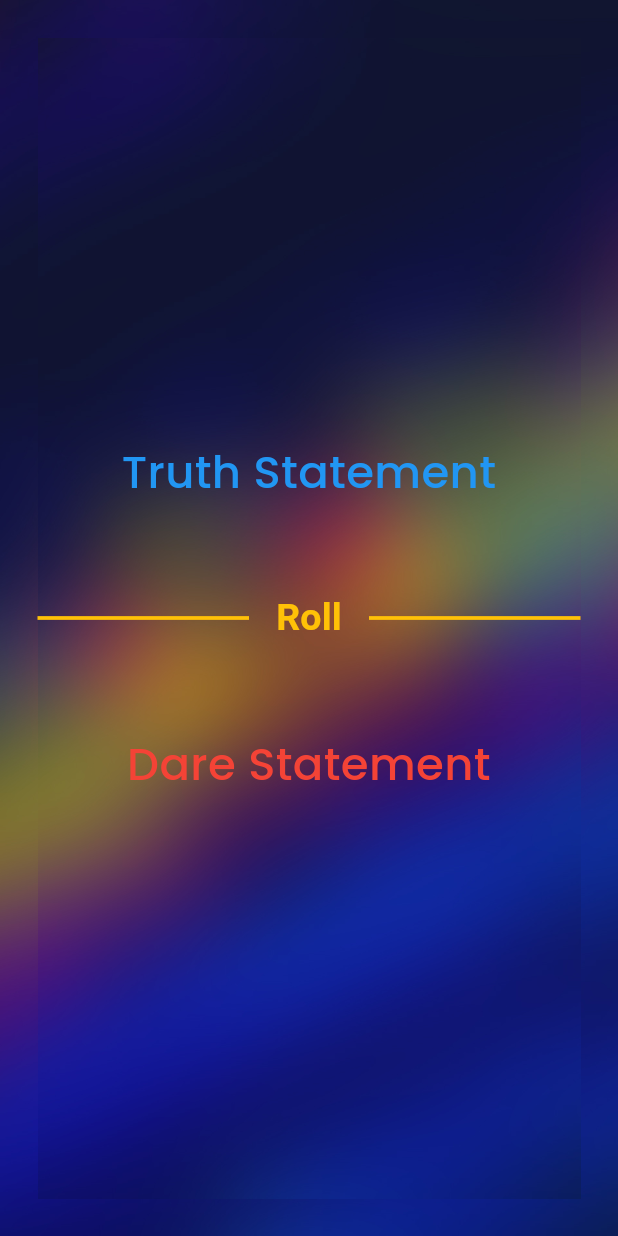
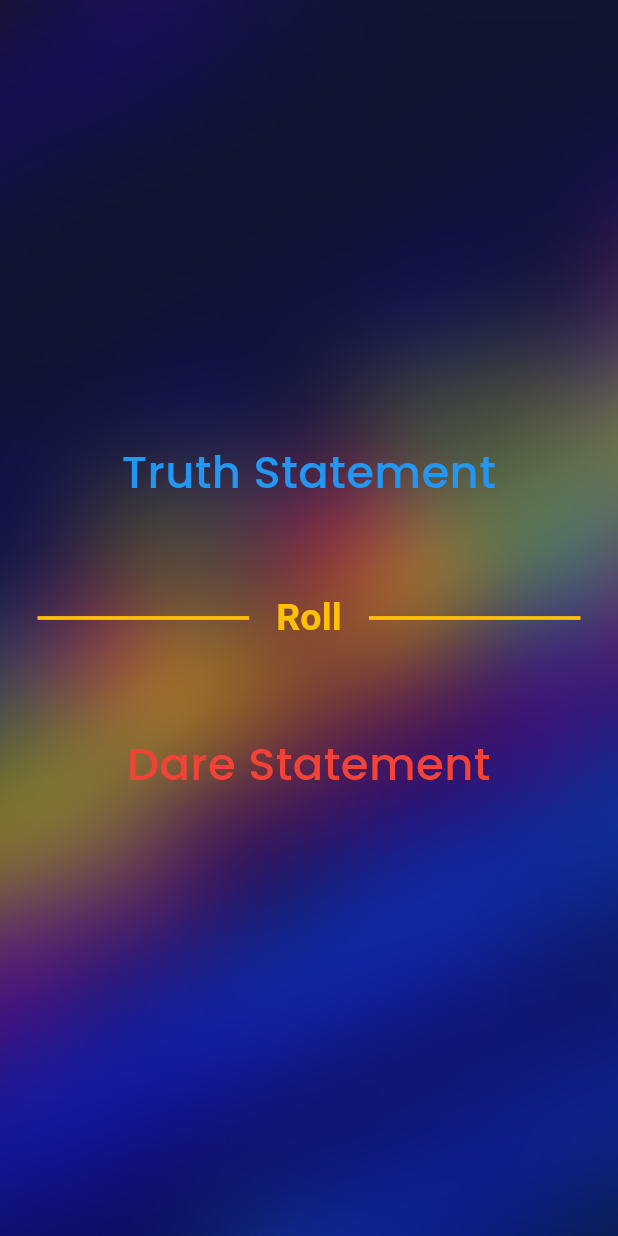
Before and after one commit to Abhi-Survase/truthordare_app, a Flutter app: the screen it shows after launch, after a tap on "Start", on a phone screen of 412 x 824 dp. Run offline on Flutter 3.47's test engine with Material 2 defaults, Android fonts, the phone set to English and light mode, and no system bars; our stand-ins replace google_fonts; Roboto replaces fonts that are missing (Ubuntu).

Commit message:
fixed background overlap on qs screen

```diff
--- a/lib/startscreen.dart
+++ b/lib/startscreen.dart
@@ -30,14 +30,18 @@ class TODStartscreen extends StatelessWidget {
             onPressed: switchScreen,
             icon: const Icon(Icons.arrow_right_sharp,
                 color: Colors.amber, size: 30),
-              label: Text('Start',
-                  style: GoogleFonts.josefinSans(
-                      height: 1.5,
+            label: Text(
+              'Start',
+              style: GoogleFonts.urbanist(
+                  height: 2.1,
                   color: const Color.fromARGB(255, 249, 177, 8),
-                      fontSize: 23,
-                      fontWeight: FontWeight.bold)),
+                  fontSize: 25,
+                  letterSpacing: 1.3,
+                  fontWeight: FontWeight.w600),
             ),
-          ]),
+          ),
+        ],
+      ),
     );
   }
 }
--- a/lib/tod_qs_screen.dart
+++ b/lib/tod_qs_screen.dart
@@ -29,13 +29,6 @@ class _TODQsScreen extends State<TODQsScreen> {
 
     return Container(
       margin: const EdgeInsets.all(25),
-      constraints: const BoxConstraints.expand(),
-      decoration: const BoxDecoration(
-        image: DecorationImage(
-          image: AssetImage("assets/background.jpg"),
-          fit: BoxFit.cover,
-        ),
-      ),
       child: Column(
         crossAxisAlignment: CrossAxisAlignment.center,
         mainAxisSize: MainAxisSize.max,
```
Also changed, not shown: pubspec.yaml (+4 -4 lines). Lines whose indentation alone changed are shown as unchanged.
